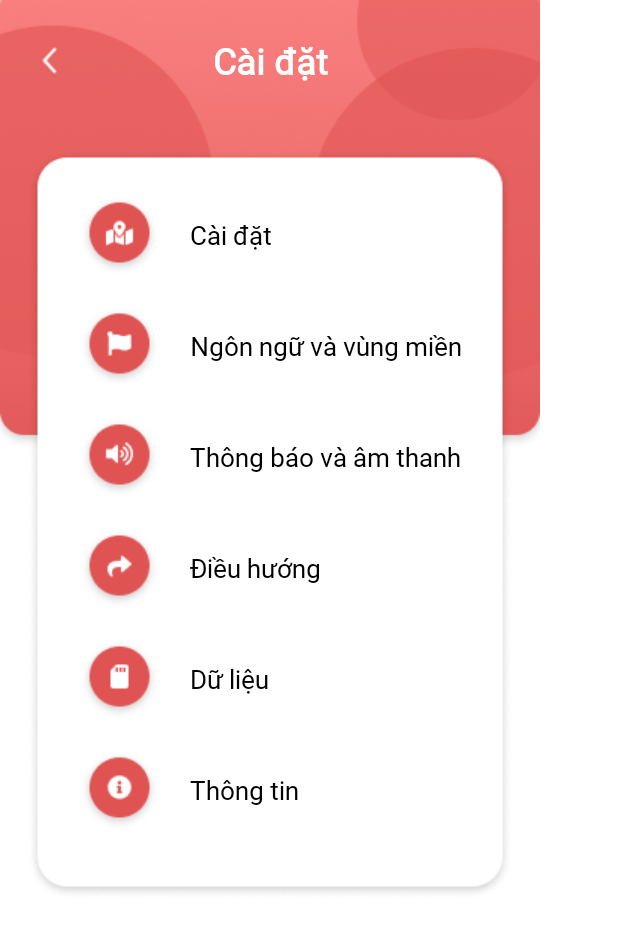
After one commit to lykienminh/Mobile-VirtualDrivingAssistant, an Android app: the settings screen opened directly, with no data from a screen before it, on a phone screen of 412 x 824 dp. The commit adds this screen. Shown: the top 932 px of the screen. Run offline under Robolectric (Android 15) with nearby library versions, the phone set to English and light mode, and no system bars.

Commit message:
tram cam qua huhuhuhu

```diff
--- a/app/src/main/AndroidManifest.xml
+++ b/app/src/main/AndroidManifest.xml
@@ -15,7 +15,8 @@
         android:supportsRtl="true"
         android:theme="@style/Theme.MyApplication"
         android:usesCleartextTraffic="true">
-        <activity android:name=".MainMap"></activity>
+        <activity android:name=".settings"></activity>
+        <activity android:name=".MainMap" />
 
         <meta-data
             android:name="com.google.android.geo.API_KEY"
--- /dev/null
+++ b/app/src/main/java/com/example/myapplication/settings.java
@@ -0,0 +1,14 @@
+package com.example.myapplication;
+
+import androidx.appcompat.app.AppCompatActivity;
+
+import android.os.Bundle;
+
+public class settings extends AppCompatActivity {
+
+    @Override
+    protected void onCreate(Bundle savedInstanceState) {
+        super.onCreate(savedInstanceState);
+        setContentView(R.layout.activity_settings);
+    }
+}
--- a/app/src/main/res/layout/activity_main.xml
+++ /dev/null
@@ -1,7 +0,0 @@
-<?xml version="1.0" encoding="utf-8"?>
-<androidx.constraintlayout.widget.ConstraintLayout xmlns:android="http://schemas.android.com/apk/res/android"
-    xmlns:app="http://schemas.android.com/apk/res-auto"
-    xmlns:tools="http://schemas.android.com/tools"
-    android:layout_width="match_parent"
-    android:layout_height="match_parent"
-    tools:context=".MainActivity"/>
--- /dev/null
+++ b/app/src/main/res/layout/activity_settings.xml
@@ -0,0 +1,218 @@
+<?xml version="1.0" encoding="utf-8"?>
+<androidx.constraintlayout.widget.ConstraintLayout xmlns:android="http://schemas.android.com/apk/res/android"
+    xmlns:app="http://schemas.android.com/apk/res-auto"
+    xmlns:tools="http://schemas.android.com/tools"
+    android:layout_width="match_parent"
+    android:layout_height="match_parent"
+    tools:context=".MainActivity">
+
+    <ImageView
+        android:id="@+id/bgd_circ"
+        android:layout_width="wrap_content"
+        android:layout_height="wrap_content"
+        app:layout_constraintStart_toStartOf="parent"
+        app:layout_constraintTop_toTopOf="parent"
+        app:srcCompat="@drawable/settings_background_circle" />
+
+    <ImageView
+        android:id="@+id/bgd_rec"
+        android:layout_width="324dp"
+        android:layout_height="500dp"
+        android:layout_marginTop="100dp"
+        app:layout_constraintEnd_toEndOf="@+id/bgd_circ"
+        app:layout_constraintStart_toStartOf="@id/bgd_circ"
+        app:layout_constraintTop_toTopOf="@id/bgd_circ"
+        app:srcCompat="@drawable/settings_background_rectangle" />
+
+    <ScrollView
+        android:id="@+id/scrollView2"
+        android:layout_width="wrap_content"
+        android:layout_height="wrap_content"
+        android:layout_marginTop="10dp"
+        app:layout_constraintEnd_toEndOf="@+id/bgd_rec"
+        app:layout_constraintStart_toStartOf="@+id/bgd_rec"
+        app:layout_constraintTop_toTopOf="@+id/bgd_rec">
+
+        <LinearLayout
+            android:layout_width="match_parent"
+            android:layout_height="match_parent"
+            android:orientation="vertical">
+
+            <LinearLayout
+                android:layout_width="match_parent"
+                android:layout_height="match_parent"
+                android:layout_marginTop="20dp"
+                android:orientation="horizontal">
+                <ImageButton
+                    android:id="@+id/btn_map"
+                    android:layout_width="wrap_content"
+                    android:layout_height="wrap_content"
+                    android:background="@null"
+                    app:srcCompat="@drawable/settings_icon_map" />
+
+                <TextView
+                    android:id="@+id/str_btn_map"
+                    android:layout_width="wrap_content"
+                    android:layout_height="wrap_content"
+                    android:fontFamily="@font/roboto"
+                    android:text="Cài đặt"
+                    android:textColor="@color/black"
+                    android:layout_gravity="center_vertical"
+                    android:layout_marginLeft="20dp"
+                    android:textSize="17sp" />
+
+            </LinearLayout>
+
+            <LinearLayout
+                android:layout_width="match_parent"
+                android:layout_height="match_parent"
+                android:layout_marginTop="20dp"
+                android:orientation="horizontal">
+
+                <ImageButton
+                    android:id="@+id/btn_region"
+                    android:layout_width="wrap_content"
+                    android:layout_height="wrap_content"
+                    android:background="@null"
+                    app:srcCompat="@drawable/settings_icon_region" />
+
+                <TextView
+                    android:id="@+id/str_btn_region"
+                    android:layout_width="wrap_content"
+                    android:layout_height="wrap_content"
+                    android:fontFamily="@font/roboto"
+                    android:text="Ngôn ngữ và vùng miền"
+                    android:textColor="@color/black"
+                    android:layout_gravity="center_vertical"
+                    android:layout_marginLeft="20dp"
+                    android:textSize="17sp" />
+            </LinearLayout>
+
+            <LinearLayout
+                android:layout_width="match_parent"
+                android:layout_height="match_parent"
+                android:layout_marginTop="20dp"
+                android:orientation="horizontal">
+                <ImageButton
+                    android:id="@+id/btn_notification"
+                    android:layout_width="wrap_content"
+                    android:layout_height="wrap_content"
+                    android:background="@null"
+                    app:srcCompat="@drawable/settings_icon_notification" />
+
+                <TextView
+                    android:id="@+id/str_btn_notification"
+                    android:layout_width="wrap_content"
+                    android:layout_height="wrap_content"
+                    android:fontFamily="@font/roboto"
+                    android:text="Thông báo và âm thanh"
+                    android:textColor="@color/black"
+                    android:layout_gravity="center_vertical"
+                    android:layout_marginLeft="20dp"
+                    android:textSize="17sp" />
+            </LinearLayout>
+
+            <LinearLayout
+                android:layout_width="match_parent"
+                android:layout_height="match_parent"
+                android:layout_marginTop="20dp"
+                android:orientation="horizontal">
+                <ImageButton
+                    android:id="@+id/btn_navigation"
+                    android:layout_width="wrap_content"
+                    android:layout_height="wrap_content"
+                    android:background="@null"
+                    app:srcCompat="@drawable/settings_icon_navigation" />
+
+                <TextView
+                    android:id="@+id/str_btn_navigation"
+                    android:layout_width="wrap_content"
+                    android:layout_height="wrap_content"
+                    android:fontFamily="@font/roboto"
+                    android:text="Điều hướng"
+                    android:textColor="@color/black"
+                    android:layout_gravity="center_vertical"
+                    android:layout_marginLeft="20dp"
+                    android:textSize="17sp" />
+            </LinearLayout>
+
+            <LinearLayout
+                android:layout_width="match_parent"
+                android:layout_height="match_parent"
+                android:layout_marginTop="20dp"
+                android:orientation="horizontal">
+                <ImageButton
+                    android:id="@+id/btn_storage"
+                    android:layout_width="wrap_content"
+                    android:layout_height="wrap_content"
+                    android:background="@null"
+                    app:srcCompat="@drawable/settings_icon_storage"/>
+
+                <TextView
+                    android:id="@+id/str_btn_storage"
+                    android:layout_width="wrap_content"
+                    android:layout_height="wrap_content"
+                    android:fontFamily="@font/roboto"
+                    android:text="Dữ liệu"
+                    android:textColor="@color/black"
+                    android:layout_gravity="center_vertical"
+                    android:layout_marginLeft="20dp"
+                    android:textSize="17sp" />
+            </LinearLayout>
+
+            <LinearLayout
+                android:layout_width="match_parent"
+                android:layout_height="match_parent"
+                android:layout_marginTop="20dp"
+                android:orientation="horizontal">
+                <ImageButton
+                    android:id="@+id/btn_info"
+                    android:layout_width="wrap_content"
+                    android:layout_height="wrap_content"
+                    android:background="@null"
+                    app:srcCompat="@drawable/settings_icon_info" />
+
+                <TextView
+                    android:id="@+id/str_btn_info"
+                    android:layout_width="wrap_content"
+                    android:layout_height="wrap_content"
+                    android:fontFamily="@font/roboto"
+                    android:text="Thông tin"
+                    android:textColor="@color/black"
+                    android:layout_gravity="center_vertical"
+                    android:layout_marginLeft="20dp"
+                    android:textSize="17sp" />
+            </LinearLayout>
+
+        </LinearLayout>
+    </ScrollView>
+
+    <ImageButton
+        android:id="@+id/btn_left_arrow"
+        android:layout_width="wrap_content"
+        android:layout_height="wrap_content"
+        android:background="@null"
+        android:layout_marginStart="10dp"
+        app:layout_constraintBottom_toBottomOf="@+id/str_settings"
+        app:layout_constraintStart_toStartOf="@+id/bgd_rec"
+        app:layout_constraintTop_toTopOf="@+id/str_settings"
+        app:srcCompat="@drawable/settings_icon_left_arrow" />
+
+    <TextView
+        android:id="@+id/str_settings"
+        android:layout_width="wrap_content"
+        android:layout_height="wrap_content"
+        android:layout_marginTop="24dp"
+        android:fontFamily="@font/roboto"
+        android:outlineAmbientShadowColor="#801717"
+        android:outlineSpotShadowColor="#880808"
+        android:shadowColor="#B12323"
+        android:text="Cài đặt"
+        android:textColor="@color/white"
+        android:textSize="24sp"
+        android:textStyle="bold"
+        app:layout_constraintEnd_toEndOf="@+id/bgd_circ"
+        app:layout_constraintStart_toStartOf="parent"
+        app:layout_constraintTop_toTopOf="@+id/bgd_circ" />
+
+</androidx.constraintlayout.widget.ConstraintLayout>
--- a/app/src/main/res/values-night/themes.xml
+++ b/app/src/main/res/values-night/themes.xml
@@ -1,6 +1,6 @@
 <resources xmlns:tools="http://schemas.android.com/tools">
     <!-- Base application theme. -->
-    <style name="Theme.MyApplication" parent="Theme.MaterialComponents.DayNight.DarkActionBar">
+    <style name="Theme.MyApplication" parent="Theme.MaterialComponents.DayNight.NoActionBar">
         <!-- Primary brand color. -->
         <item name="colorPrimary">@color/purple_200</item>
         <item name="colorPrimaryVariant">@color/purple_700</item>
--- a/app/src/main/res/values/themes.xml
+++ b/app/src/main/res/values/themes.xml
@@ -1,8 +1,9 @@
 <resources xmlns:tools="http://schemas.android.com/tools">
     <!-- Base application theme. -->
-    <style name="Theme.MyApplication" parent="Theme.MaterialComponents.DayNight.DarkActionBar">
+    <style name="Theme.MyApplication" parent="Theme.MaterialComponents.DayNight.NoActionBar">
         <!-- Primary brand color. -->
-        <item name="colorPrimary">@color/purple_500</item>
+        <!-- item name="colorPrimary">@color/purple_500</item -->
+        <item name="colorPrimary">#FFFFFF</item>
         <item name="colorPrimaryVariant">@color/purple_700</item>
         <item name="colorOnPrimary">@color/white</item>
         <!-- Secondary brand color. -->
```
Also changed, not shown: app/src/main/res/drawable/homepage_bg_about.png (added), app/src/main/res/drawable/homepage_bg_maps.png (added), app/src/main/res/drawable/homepage_bg_signs.png (added), app/src/main/res/drawable/homepage_bg_traffic.png (added), app/src/main/res/drawable/homepage_bgd_cloud.png (added), app/src/main/res/drawable/homepage_bgd_rect.png (added), app/src/main/res/drawable/homepage_icon_camera.png (added), app/src/main/res/drawable/homepage_icon_home.png (added), app/src/main/res/drawable/homepage_icon_information.png (added), app/src/main/res/drawable/homepage_icon_pedestrian_crossing.png (added), app/src/main/res/drawable/homepage_icon_placeholder.png (added), app/src/main/res/drawable/homepage_icon_search.png (added), app/src/main/res/drawable/homepage_icon_settings.png (added), app/src/main/res/drawable/homepage_logo_kime.png (added).
